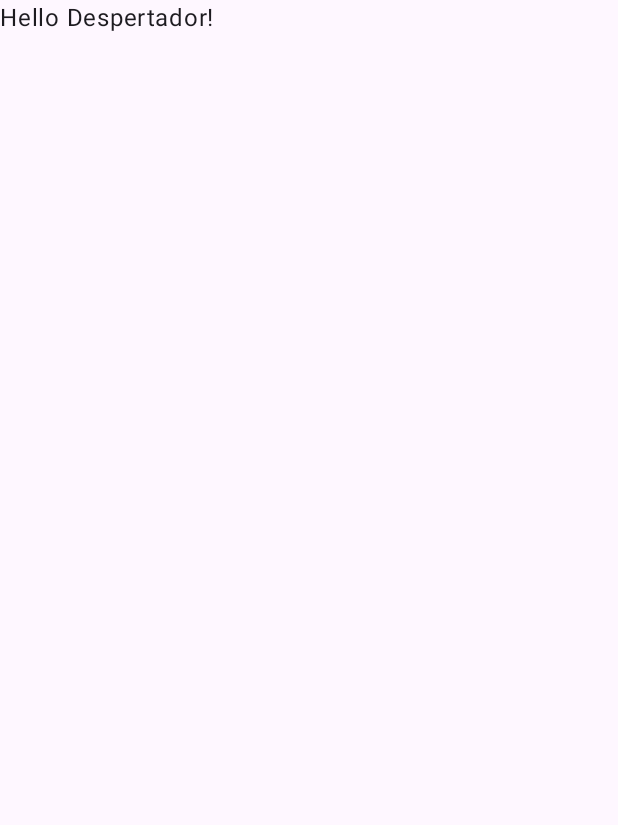
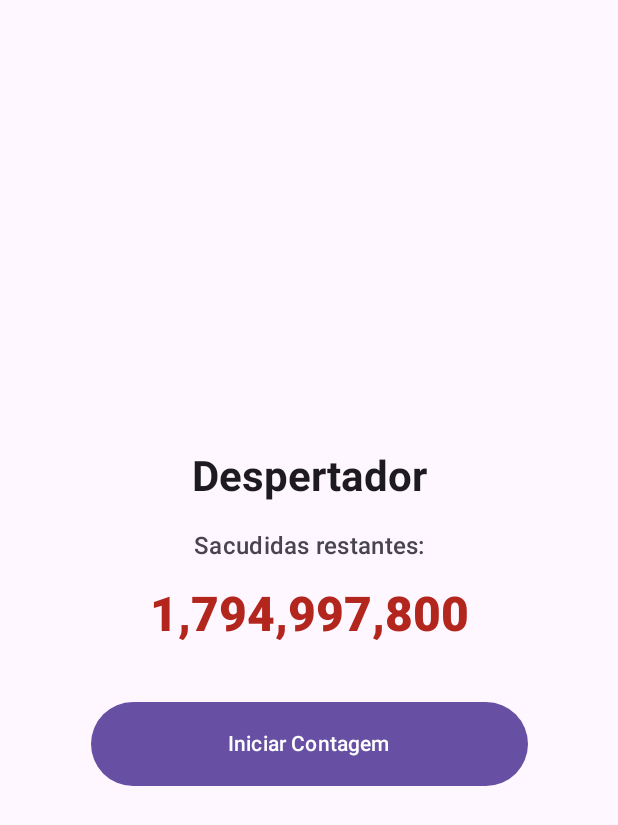
Before and after one commit to danielhinsching/Desafio-Codecon-despertador, an Android app built with Jetpack Compose: the screen it shows after launch (MainActivity), on a phone screen of 412 x 824 dp. Before the commit the part shown is almost empty. Shown: the top 825 px of the screen. Run offline under Robolectric (Android 15) with nearby library versions, the phone set to English and light mode, and no system bars.

Commit message:
feat(android): implement ChallengeViewModel, Compose challenge screen and tests (#40)
Co-authored-by: Yohan Sie. <137341837+YohanSie@users.noreply.github.com>

```diff
--- a/android/app/build.gradle.kts
+++ b/android/app/build.gradle.kts
@@ -45,6 +45,7 @@ android {
 dependencies {
     implementation("androidx.core:core-ktx:1.13.1")
     implementation("androidx.lifecycle:lifecycle-runtime-ktx:2.8.6")
+    implementation("androidx.lifecycle:lifecycle-viewmodel-ktx:2.8.6")
     implementation("androidx.activity:activity-compose:1.9.3")
 
     implementation(platform("androidx.compose:compose-bom:2024.10.01"))
--- /dev/null
+++ b/android/app/src/main/java/com/codecon/despertador/ChallengeViewModel.kt
@@ -0,0 +1,3 @@
+package com.codecon.despertador
+
+typealias ChallengeViewModel = com.codecon.despertador.ui.ChallengeViewModel
--- a/android/app/src/main/java/com/codecon/despertador/MainActivity.kt
+++ b/android/app/src/main/java/com/codecon/despertador/MainActivity.kt
@@ -1,35 +1,39 @@
 package com.codecon.despertador
 
+import android.content.Context
 import android.os.Bundle
 import androidx.activity.ComponentActivity
 import androidx.activity.compose.setContent
 import androidx.compose.foundation.layout.fillMaxSize
 import androidx.compose.material3.MaterialTheme
 import androidx.compose.material3.Surface
-import androidx.compose.material3.Text
-import androidx.compose.runtime.Composable
 import androidx.compose.ui.Modifier
+import com.codecon.despertador.sensor.SensorSource
+import com.codecon.despertador.storage.PendingChallengeStore
+import com.codecon.despertador.ui.ChallengeScreen
+import com.codecon.despertador.ui.ChallengeViewModel
 
 class MainActivity : ComponentActivity() {
     override fun onCreate(savedInstanceState: Bundle?) {
         super.onCreate(savedInstanceState)
+
+        val prefs = getSharedPreferences("despertador_prefs", Context.MODE_PRIVATE)
+        val store = PendingChallengeStore(prefs)
+        val sensorSource = SensorSource(this)
+        val viewModel = ChallengeViewModel(
+            store = store,
+            sensorSource = sensorSource
+        )
+
         setContent {
             MaterialTheme {
                 Surface(
                     modifier = Modifier.fillMaxSize(),
                     color = MaterialTheme.colorScheme.background
                 ) {
-                    Greeting("Despertador")
+                    ChallengeScreen(viewModel = viewModel)
                 }
             }
         }
     }
 }
-
-@Composable
-fun Greeting(name: String, modifier: Modifier = Modifier) {
-    Text(
-        text = "Hello $name!",
-        modifier = modifier
-    )
-}
--- /dev/null
+++ b/android/app/src/main/java/com/codecon/despertador/ui/ChallengeScreen.kt
@@ -0,0 +1,125 @@
+package com.codecon.despertador.ui
+
+import androidx.compose.foundation.layout.Arrangement
+import androidx.compose.foundation.layout.Box
+import androidx.compose.foundation.layout.Column
+import androidx.compose.foundation.layout.Spacer
+import androidx.compose.foundation.layout.fillMaxSize
+import androidx.compose.foundation.layout.fillMaxWidth
+import androidx.compose.foundation.layout.height
+import androidx.compose.foundation.layout.padding
+import androidx.compose.material3.Button
+import androidx.compose.material3.Card
+import androidx.compose.material3.CardDefaults
+import androidx.compose.material3.MaterialTheme
+import androidx.compose.material3.Text
+import androidx.compose.runtime.Composable
+import androidx.compose.ui.Alignment
+import androidx.compose.ui.Modifier
+import androidx.compose.ui.text.font.FontWeight
+import androidx.compose.ui.text.style.TextAlign
+import androidx.compose.ui.unit.dp
+import androidx.compose.ui.unit.sp
+import java.text.NumberFormat
+import java.util.Locale
+
+@Composable
+fun ChallengeScreen(
+    viewModel: ChallengeViewModel,
+    modifier: Modifier = Modifier
+) {
+    val remaining = viewModel.remaining
+    val isDone = viewModel.isDone
+    val isRunning = viewModel.isRunning
+
+    val formattedRemaining = NumberFormat.getNumberInstance(Locale.getDefault()).format(remaining)
+
+    Box(
+        modifier = modifier
+            .fillMaxSize()
+            .padding(24.dp),
+        contentAlignment = Alignment.Center
+    ) {
+        Column(
+            horizontalAlignment = Alignment.CenterHorizontally,
+            verticalArrangement = Arrangement.Center,
+            modifier = Modifier.fillMaxWidth()
+        ) {
+            Text(
+                text = "Despertador",
+                style = MaterialTheme.typography.headlineMedium,
+                fontWeight = FontWeight.Bold,
+                textAlign = TextAlign.Center
+            )
+
+            Spacer(modifier = Modifier.height(16.dp))
+
+            Text(
+                text = "Sacudidas restantes:",
+                style = MaterialTheme.typography.titleMedium,
+                color = MaterialTheme.colorScheme.onSurfaceVariant,
+                textAlign = TextAlign.Center
+            )
+
+            Spacer(modifier = Modifier.height(8.dp))
+
+            // Destaque para o contador com separador de milhar.
+            // Tamanho de fonte 32sp com quebra suave garante que ~1,8 bilhão não estoure em telas pequenas.
+            Text(
+                text = formattedRemaining,
+                style = MaterialTheme.typography.displayMedium.copy(
+                    fontSize = 32.sp,
+                    fontWeight = FontWeight.ExtraBold
+                ),
+                color = if (isDone) MaterialTheme.colorScheme.primary else MaterialTheme.colorScheme.error,
+                textAlign = TextAlign.Center,
+                modifier = Modifier.padding(horizontal = 8.dp)
+            )
+
+            Spacer(modifier = Modifier.height(32.dp))
+
+            if (isDone) {
+                Card(
+                    colors = CardDefaults.cardColors(
+                        containerColor = MaterialTheme.colorScheme.primaryContainer
+                    ),
+                    modifier = Modifier.fillMaxWidth().padding(horizontal = 16.dp)
+                ) {
+                    Text(
+                        text = "Desafio concluído!\nAlarme desligado com sucesso.",
+                        style = MaterialTheme.typography.bodyLarge,
+                        fontWeight = FontWeight.SemiBold,
+                        color = MaterialTheme.colorScheme.onPrimaryContainer,
+                        textAlign = TextAlign.Center,
+                        modifier = Modifier
+                            .fillMaxWidth()
+                            .padding(16.dp)
+                    )
+                }
+            } else {
+                Button(
+                    onClick = { viewModel.startListening() },
+                    enabled = !isRunning,
+                    modifier = Modifier
+                        .fillMaxWidth(0.8f)
+                        .height(56.dp)
+                ) {
+                    Text(
+                        text = if (isRunning) "Monitorando sacudidas..." else "Iniciar Contagem",
+                        style = MaterialTheme.typography.labelLarge
+                    )
+                }
+
+                if (isRunning) {
+                    Spacer(modifier = Modifier.height(12.dp))
+                    Text(
+                        text = "Sacuda o aparelho com vigor!",
+                        style = MaterialTheme.typography.bodyMedium,
+                        color = MaterialTheme.colorScheme.primary,
+                        textAlign = TextAlign.Center
+                    )
+                }
+            }
+        }
+    }
+}
--- /dev/null
+++ b/android/app/src/main/java/com/codecon/despertador/ui/ChallengeViewModel.kt
@@ -0,0 +1,83 @@
+package com.codecon.despertador.ui
+
+import androidx.compose.runtime.getValue
+import androidx.compose.runtime.mutableLongStateOf
+import androidx.compose.runtime.mutableStateOf
+import androidx.compose.runtime.setValue
+import androidx.lifecycle.ViewModel
+import com.codecon.despertador.domain.ChallengeTarget
+import com.codecon.despertador.domain.ShakeCounter
+import com.codecon.despertador.sensor.SensorSource
+import com.codecon.despertador.storage.PendingChallengeStore
+
+class ChallengeViewModel(
+    initialTarget: Long = 0L,
+    private val store: PendingChallengeStore? = null,
+    private val sensorSource: SensorSource? = null,
+    threshold: Double = 2.5,
+    minIntervalSeconds: Double = 0.3
+) : ViewModel() {
+
+    private val counter: ShakeCounter
+
+    var remaining: Long by mutableLongStateOf(0L)
+        private set
+
+    var isDone: Boolean by mutableStateOf(false)
+        private set
+
+    var isRunning: Boolean by mutableStateOf(false)
+        private set
+
+    init {
+        val pending = store?.load()
+        val target = when {
+            pending != null && pending.target > 0L -> pending.target
+            initialTarget > 0L -> initialTarget
+            else -> ChallengeTarget.shakes(System.currentTimeMillis())
+        }
+
+        counter = ShakeCounter(
+            target = target,
+            threshold = threshold,
+            minIntervalSeconds = minIntervalSeconds
+        )
+        remaining = counter.remaining
+        isDone = counter.isDone
+
+        if (!isDone && pending == null && store != null && target > 0L) {
+            store.save(target, System.currentTimeMillis())
+        }
+    }
+
+    fun startListening() {
+        if (isRunning || isDone) return
+        isRunning = true
+        sensorSource?.start { magnitude, timeSeconds ->
+            onSample(magnitude, timeSeconds)
+        }
+    }
+
+    fun stopListening() {
+        sensorSource?.stop()
+        isRunning = false
+    }
+
+    fun onSample(magnitude: Double, timeSeconds: Double) {
+        if (isDone) return
+
+        counter.feed(magnitude, timeSeconds)
+        remaining = counter.remaining
+        isDone = counter.isDone
+
+        if (isDone) {
+            stopListening()
+            store?.clear()
+        }
+    }
+
+    override fun onCleared() {
+        super.onCleared()
+        stopListening()
+    }
+}
```
Also changed, not shown: 1 other file.
